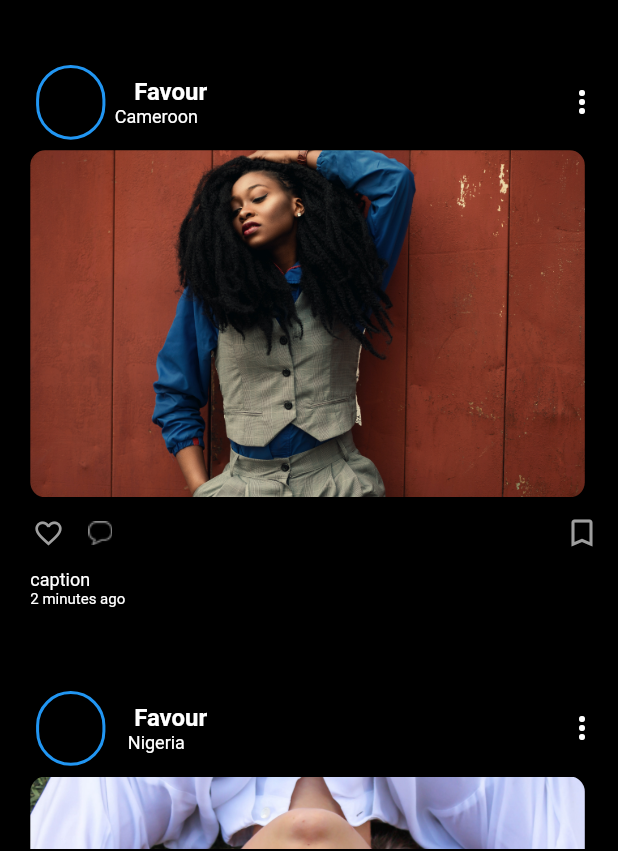
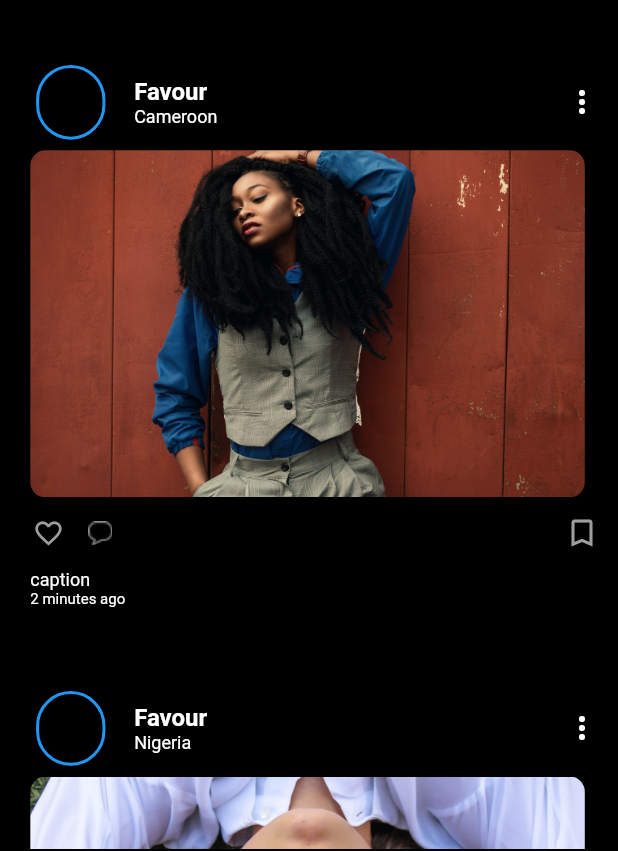
Before and after one commit to Spade-Social-Org/spade_v3_wk, a Flutter app: the screen it shows after launch, scrolled down 1152 dp, on a phone screen of 412 x 824 dp. Shown: the part 331-1182 px from the top of the screen. Run offline on Flutter 3.47's test engine with Material 2 defaults, Android fonts, the phone set to English and light mode, and no system bars; drawn by our look-alikes of like_button; our stand-ins replace flutter_svg, story_view, swipe_to, table_calendar.

Commit message:
updated post_card.dart

```diff
--- a/lib/Presentation/widgets/posts/add_post_card.dart
+++ b/lib/Presentation/widgets/posts/add_post_card.dart
@@ -6,53 +6,30 @@ import '../../../Data/Models/post.dart';
 import '../../Screens/Chats/chat_screen.dart';
 import '../../Screens/Chats/message_screen.dart';
 
-
-
-
-
-
 class PostCard extends StatelessWidget {
-  PostCard({super.key, required this.post});
+  const PostCard({super.key, required this.post});
 
   final Post post;
-
-  List<String> images = [
-    "assets/images/pexels-mwabonje-1820919 1.png",
-    "assets/images/Screen Shot 2022-04-21 at 10.41.11 AM.png",
-    "assets/images/Screen Shot 2022-04-21 at 10.41.11 AM.png",
-    "assets/images/Screenshot.png",
-    "assets/images/Screen Shot 2022-04-21 at 10.41.11 AM.png",
-    "assets/images/Screen Shot 2022-04-21 at 10.41.11 AM.png",
-    "assets/images/Image 40.png",
-  ];
 
   @override
   Widget build(BuildContext context) {
     return Container(
       color: Colors.black,
-     // margin: EdgeInsets.symmetric(vertical: 10.0, horizontal: 0.0),
       child: Column(
-       // mainAxisAlignment: MainAxisAlignment.start,
         crossAxisAlignment: CrossAxisAlignment.start,
         children: [
-          Column(
-            //mainAxisAlignment: MainAxisAlignment.center,
-            children: [
           Padding(
-                padding:  EdgeInsets.only( left: 25.width()),
+            padding: EdgeInsets.only(left: 25.width()),
             child: Row(
               mainAxisAlignment: MainAxisAlignment.spaceBetween,
               children: [
-                    Container(
-                      child: Stack(
+                Stack(
                   children: [
                     Row(
-                              mainAxisAlignment: MainAxisAlignment.spaceEvenly,
                       children: [
                         Container(
                           decoration: BoxDecoration(
-                                    border:
-                                        Border.all(width: 2, color: Colors.blue),
+                            border: Border.all(width: 2, color: Colors.blue),
                             borderRadius: BorderRadius.circular(50),
                             //color: Colors.grey,
                             //image: Image.asset()
@@ -61,64 +38,54 @@ class PostCard extends StatelessWidget {
                           width: 48.width(),
                         ),
                         Column(
+                          crossAxisAlignment: CrossAxisAlignment.start,
                           children: [
                             Padding(
                                 padding: EdgeInsets.only(left: 19.89.width()),
-                                        child:  Text(
+                                child: Text(
                                   post.postedby.username,
                                   style: const TextStyle(
                                     color: Colors.white,
                                     fontWeight: FontWeight.bold,
                                     fontSize: 16,
                                   ),
-                                          )
-
-                                      ),
-
-                                      Text(
+                                )),
+                            Padding(
+                              padding: EdgeInsets.only(left: 19.89.width()),
+                              child: Text(
                                 post.location,
-                                              style:const TextStyle(
+                                style: const TextStyle(
                                     fontWeight: FontWeight.normal,
                                     color: Colors.white,
                                     fontSize: 12),
+                              ),
                             )
-
-                                    ],
-                                  ),
-
                           ],
                         ),
                       ],
                     ),
-
+                  ],
                 ),
-
-                    Container(
-                      // width: 100,
-                      // height: 100,
-                      // color: Colors.,
-                      child: IconButton(
-                        icon: Icon(Icons.more_vert_outlined, color: Colors.white,), onPressed: () {  },
+                IconButton(
+                  icon: const Icon(
+                    Icons.more_vert_outlined,
+                    color: Colors.white,
                   ),
+                  onPressed: () {},
                 ),
               ],
             ),
           ),
-            ],
-          ),
-
-
           Padding(
-            padding: EdgeInsets.only(left: 21.width(), right: 21.width(), top: 8.height()),
+            padding: EdgeInsets.only(
+                left: 21.width(), right: 21.width(), top: 8.height()),
             child: ClipRRect(
               borderRadius: BorderRadius.circular(10),
-              child: Container(
               child: Image.asset(
                 post.imageurl,
                 height: 260.height(),
                 width: 384.width(),
                 fit: BoxFit.cover,
-                ),
               ),
             ),
           ),
@@ -128,19 +95,21 @@ class PostCard extends StatelessWidget {
               children: [
                 LikeButton(
                   bubblesColor: const BubblesColor(
-              dotPrimaryColor: Colors.red, dotSecondaryColor: Colors.purple),
-          circleColor: const CircleColor(start: Colors.yellow, end: Colors.blue),
+                      dotPrimaryColor: Colors.red,
+                      dotSecondaryColor: Colors.purple),
+                  circleColor:
+                      const CircleColor(start: Colors.yellow, end: Colors.blue),
                   likeBuilder: (bool isLiked) {
                     return Icon(
                       //Icons.favorite_border_sharp,
-              post.isLiked ? Icons.favorite_border_outlined : Icons.favorite_border,
+                      post.isLiked
+                          ? Icons.favorite_border_outlined
+                          : Icons.favorite_border,
                       color: isLiked ? Colors.red : Colors.grey,
                       size: 21,
-
                     );
                   },
                   animationDuration: const Duration(milliseconds: 1000),
-
                 ),
                 SizedBox(
                   width: 11.53.width(),
@@ -152,7 +121,10 @@ class PostCard extends StatelessWidget {
                           MaterialPageRoute(
                               builder: ((context) => const MessageScreen())));
                     },
-                  child: Image.asset("assets/images/Path 740.png", width: 17,)),
+                    child: Image.asset(
+                      "assets/images/Path 740.png",
+                      width: 17,
+                    )),
                 const Spacer(),
                 IconButton(
                     onPressed: () {},
@@ -173,7 +145,7 @@ class PostCard extends StatelessWidget {
             ),
           ),
           Padding(
-            padding:  EdgeInsets.only(left: 21.width(), right: 8),
+            padding: EdgeInsets.only(left: 21.width(), right: 8),
             child: Text(
               post.postedTimeAgo,
               style: const TextStyle(fontSize: 10, color: Colors.white),
@@ -184,8 +156,6 @@ class PostCard extends StatelessWidget {
           ),
         ],
       ),
-
     );
-
   }
 }
```
Lines whose indentation alone changed are shown as unchanged.
